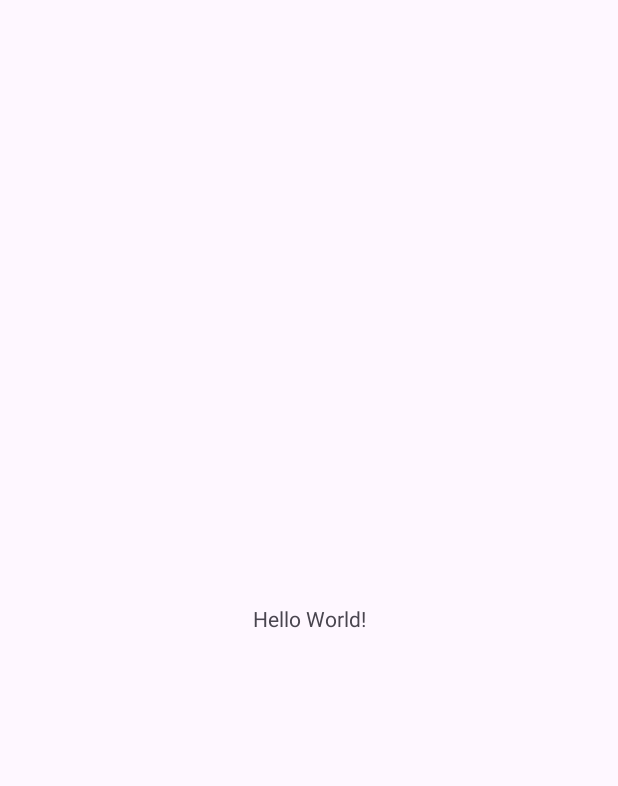
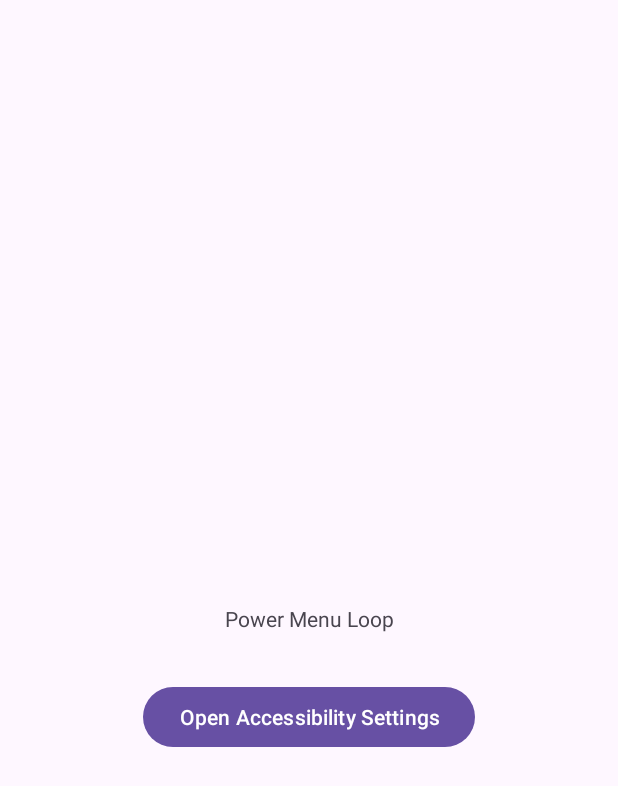
Before and after one commit to purple-comet/ShutDownLoop, an Android app: the screen it shows after launch (MainActivity), on a phone screen of 412 x 824 dp. Before the commit the part shown is almost empty. Shown: the top 786 px of the screen. Run offline under Robolectric (Android 15) with nearby library versions, the phone set to English and light mode, and no system bars.

Commit message:
Feat: アクセシビリティ権限を許可できるようにした

```diff
--- a/app/src/main/AndroidManifest.xml
+++ b/app/src/main/AndroidManifest.xml
@@ -25,7 +25,7 @@
             android:permission="android.permission.BIND_ACCESSIBILITY_SERVICE"
             android:exported="true">
             <intent-filter>
-                <action android:name="android.accessibility.AccessibilityService" />
+                <action android:name="android.accessibilityservice.AccessibilityService" />
             </intent-filter>
             <meta-data
                 android:name="android.accessibilityservice"
--- a/app/src/main/java/com/example/powermenuloop/MainActivity.kt
+++ b/app/src/main/java/com/example/powermenuloop/MainActivity.kt
@@ -1,6 +1,13 @@
 package com.example.powermenuloop
 
+import android.accessibilityservice.AccessibilityServiceInfo
+import android.content.Context
+import android.content.Intent
 import android.os.Bundle
+import android.provider.Settings
+import android.view.accessibility.AccessibilityManager
+import android.widget.Button
+import android.widget.Toast
 import androidx.activity.enableEdgeToEdge
 import androidx.appcompat.app.AppCompatActivity
 import androidx.core.view.ViewCompat
@@ -16,5 +23,34 @@ class MainActivity : AppCompatActivity() {
             v.setPadding(systemBars.left, systemBars.top, systemBars.right, systemBars.bottom)
             insets
         }
+
+        val button = findViewById<Button>(R.id.btn_accessibility_settings)
+        button.setOnClickListener {
+            openAccessibilitySettings()
+        }
+    }
+
+    override fun onResume() {
+        super.onResume()
+        if (isAccessibilityServiceEnabled(PowerMenuService::class.java)) {
+            Toast.makeText(this, "Accessibility Service is Enabled!", Toast.LENGTH_SHORT).show()
+        }
+    }
+
+    private fun openAccessibilitySettings() {
+        val intent = Intent(Settings.ACTION_ACCESSIBILITY_SETTINGS)
+        startActivity(intent)
+    }
+
+    private fun isAccessibilityServiceEnabled(service: Class<out Any>): Boolean {
+        val am = getSystemService(Context.ACCESSIBILITY_SERVICE) as AccessibilityManager
+        val enabledServices = am.getEnabledAccessibilityServiceList(AccessibilityServiceInfo.FEEDBACK_ALL_MASK)
+        for (enabledService in enabledServices) {
+            val serviceInfo = enabledService.resolveInfo.serviceInfo
+            if (serviceInfo.packageName == packageName && serviceInfo.name == service.name) {
+                return true
+            }
+        }
+        return false
     }
 }
--- a/app/src/main/res/layout/activity_main.xml
+++ b/app/src/main/res/layout/activity_main.xml
@@ -8,12 +8,23 @@
     tools:context=".MainActivity">
 
     <TextView
+        android:id="@+id/textView"
         android:layout_width="wrap_content"
         android:layout_height="wrap_content"
-        android:text="Hello World!"
+        android:text="Power Menu Loop"
         app:layout_constraintBottom_toBottomOf="parent"
         app:layout_constraintEnd_toEndOf="parent"
         app:layout_constraintStart_toStartOf="parent"
         app:layout_constraintTop_toTopOf="parent" />
 
+    <Button
+        android:id="@+id/btn_accessibility_settings"
+        android:layout_width="wrap_content"
+        android:layout_height="wrap_content"
+        android:layout_marginTop="32dp"
+        android:text="Open Accessibility Settings"
+        app:layout_constraintEnd_toEndOf="parent"
+        app:layout_constraintStart_toStartOf="parent"
+        app:layout_constraintTop_toBottomOf="@+id/textView" />
+
 </androidx.constraintlayout.widget.ConstraintLayout>
--- a/app/src/main/res/values/strings.xml
+++ b/app/src/main/res/values/strings.xml
@@ -1,3 +1,4 @@
 <resources>
     <string name="app_name">PowerMenuLoop</string>
+    <string name="accessibility_service_description">PowerMenuLoop uses accessibility services to perform global actions.</string>
 </resources>
--- a/app/src/main/res/xml/accessibility_service_config.xml
+++ b/app/src/main/res/xml/accessibility_service_config.xml
@@ -5,4 +5,5 @@
     android:accessibilityFeedbackType="feedbackGeneric"
     android:canPerformGestures="true"
     android:canRetrieveWindowContent="true"
+    android:description="@string/accessibility_service_description"
     android:notificationTimeout="100" />
```
Also changed, not shown: app/src/main/java/com/example/powermenuloop/PowerMenuService.kt (+7 -5 lines).
